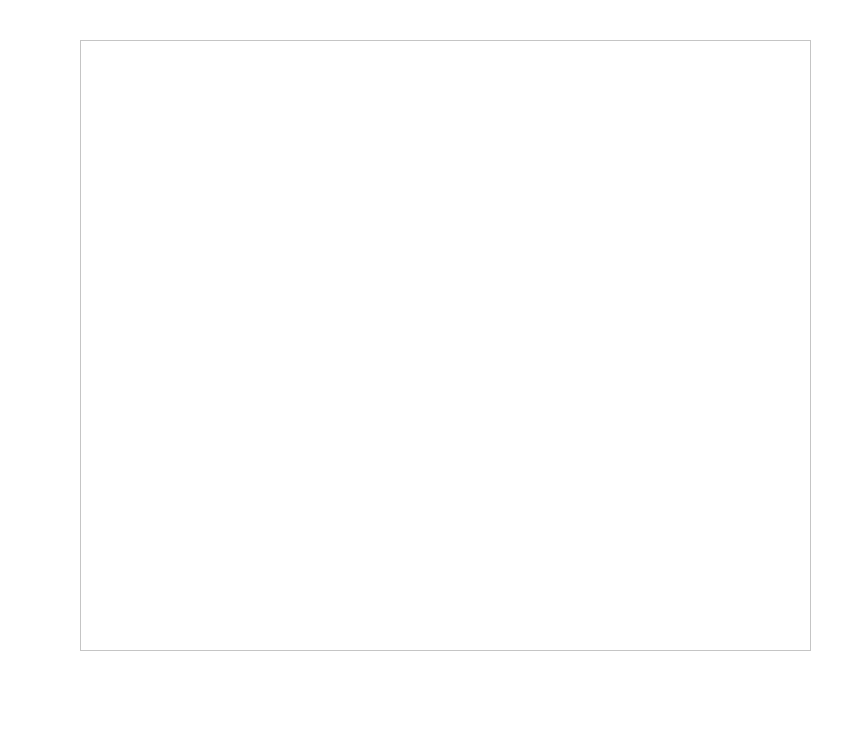
Old version of the form uis/inventory_form.ui in the repository andrei219/euromedia.
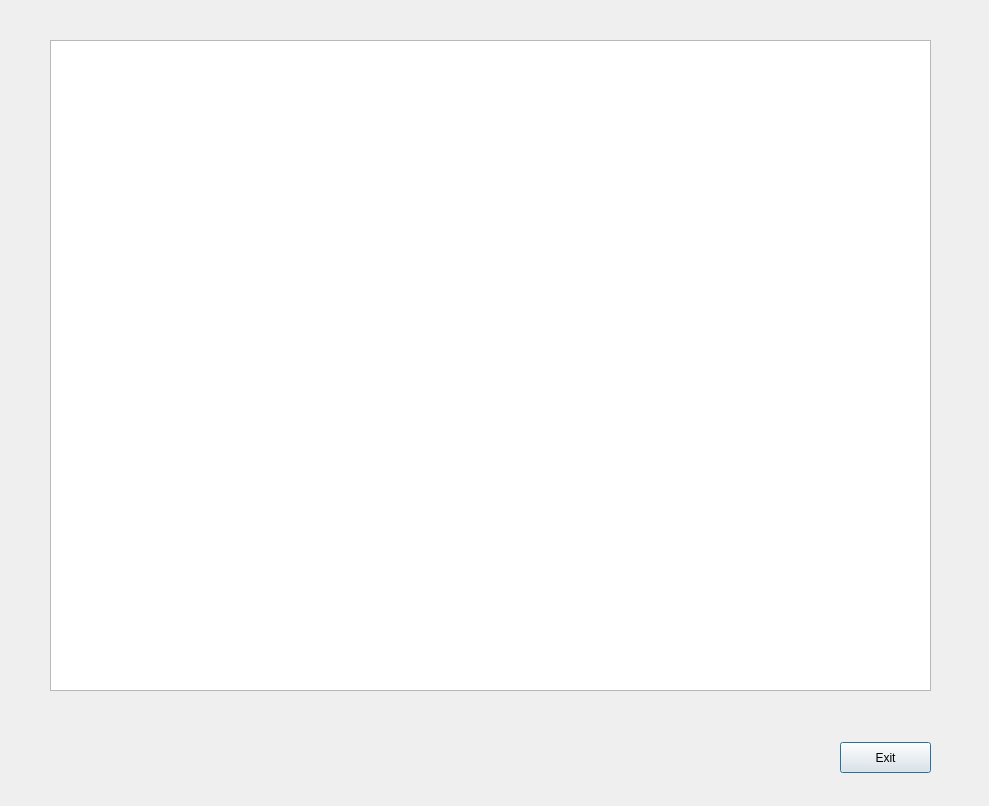
New version of the form. Icons and pictures are not drawn.

The edit to the form file:
```diff
--- a/uis/inventory_form.ui
+++ b/uis/inventory_form.ui
@@ -6,8 +6,8 @@
    <rect>
     <x>0</x>
     <y>0</y>
-    <width>868</width>
-    <height>731</height>
+    <width>989</width>
+    <height>806</height>
    </rect>
   </property>
   <property name="windowTitle">
@@ -18,18 +18,31 @@
     <normaloff>:/warehouse</normaloff>:/warehouse</iconset>
   </property>
   <property name="styleSheet">
-   <string notr="true">background:white; </string>
+   <string notr="true"/>
   </property>
   <widget class="QTableView" name="view">
    <property name="geometry">
     <rect>
-     <x>80</x>
+     <x>50</x>
      <y>40</y>
-     <width>731</width>
-     <height>611</height>
+     <width>881</width>
+     <height>651</height>
     </rect>
    </property>
   </widget>
+  <widget class="QPushButton" name="pushButton">
+   <property name="geometry">
+    <rect>
+     <x>840</x>
+     <y>742</y>
+     <width>91</width>
+     <height>31</height>
+    </rect>
+   </property>
+   <property name="text">
+    <string>Exit</string>
+   </property>
+  </widget>
  </widget>
  <resources>
   <include location="../app/icons.qrc"/>
```
Left out of the diff: 19 changed lines with no effect on the pictures.
